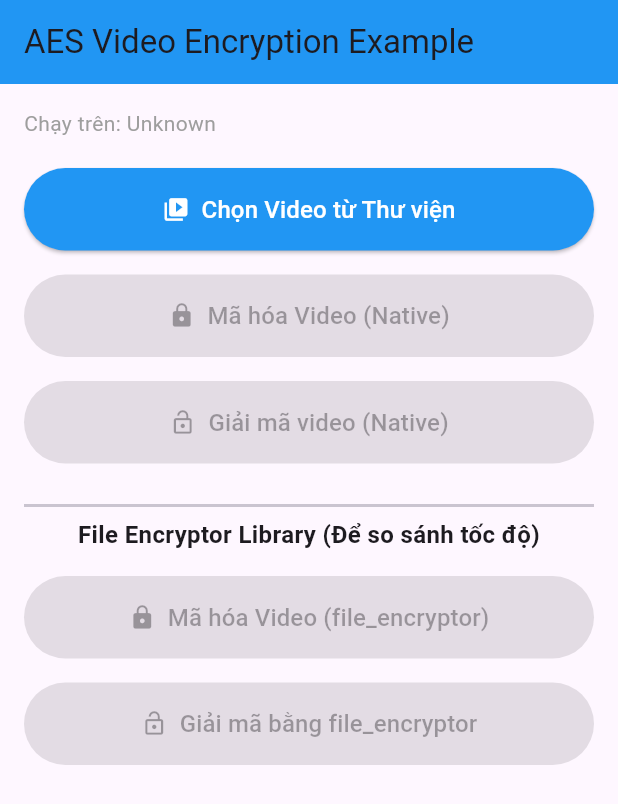
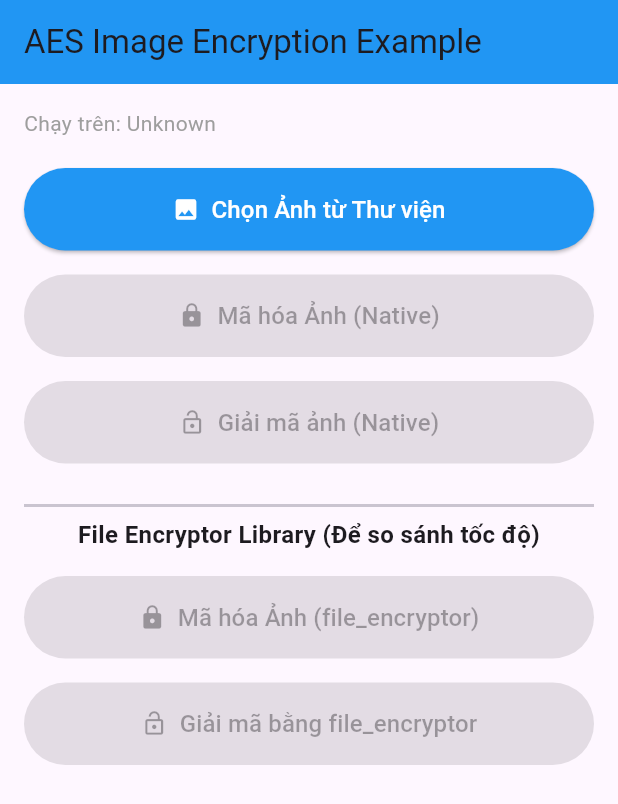
Before and after one commit to BrianTran24/aes_encrypt_file, a Flutter app: the screen it shows after launch, on a phone screen of 412 x 824 dp. Shown: the top 804 px of the screen. Run offline on Flutter 3.47's test engine with Material 3 defaults, Android fonts, the phone set to English and light mode, and no system bars; our stand-ins replace file_picker, plugin_platform_interface; missing offline and left inert: file_encrypter.

Commit message:
Update example to select and display images instead of videos
Co-authored-by: BrianTran24 <179514740+BrianTran24@users.noreply.github.com>

```diff
--- a/example/lib/main.dart
+++ b/example/lib/main.dart
@@ -23,9 +23,10 @@ class _MyAppState extends State<MyApp> {
   final String _platformVersion = 'Unknown';
   final _aesEncryptFilePlugin = AesEncryptFile();
 
-  String? _selectedVideoPath;
+  String? _selectedImagePath;
   String? _encryptedPath;
   String? _encryptedPathFileEncryptor;
+  String? _decryptedImagePath;
   bool _isEncrypting = false;
   bool _isDecrypting = false;
   bool _isEncryptingFileEncryptor = false;
@@ -39,49 +40,50 @@ class _MyAppState extends State<MyApp> {
   }
 
 
-  // Chọn video từ thư viện
-  Future<void> _pickVideo() async {
+  // Chọn ảnh từ thư viện
+  Future<void> _pickImage() async {
     try {
       FilePickerResult? result = await FilePicker.platform.pickFiles(
-        type: FileType.video,
+        type: FileType.image,
         allowMultiple: false,
       );
 
       if (result != null && result.files.single.path != null) {
         setState(() {
-          _selectedVideoPath = result.files.single.path;
-          _statusMessage = 'Đã chọn video: ${result.files.single.name}';
+          _selectedImagePath = result.files.single.path;
+          _statusMessage = 'Đã chọn ảnh: ${result.files.single.name}';
+          _decryptedImagePath = null; // Reset decrypted image when new image is selected
         });
       } else {
         setState(() {
-          _statusMessage = 'Không chọn video nào';
+          _statusMessage = 'Không chọn ảnh nào';
         });
       }
     } catch (e) {
       setState(() {
-        _statusMessage = 'Lỗi khi chọn video: $e';
+        _statusMessage = 'Lỗi khi chọn ảnh: $e';
       });
     }
   }
 
-  // Mã hóa video đã chọn
-  Future<void> _encryptVideo() async {
-    if (_selectedVideoPath == null) {
+  // Mã hóa ảnh đã chọn
+  Future<void> _encryptImage() async {
+    if (_selectedImagePath == null) {
       setState(() {
-        _statusMessage = 'Vui lòng chọn video trước';
+        _statusMessage = 'Vui lòng chọn ảnh trước';
       });
       return;
     }
 
     setState(() {
       _isEncrypting = true;
-      _statusMessage = 'Đang mã hóa video...';
+      _statusMessage = 'Đang mã hóa ảnh...';
     });
 
     try {
       // Tạo đường dẫn cho file đã mã hóa
       final directory = await getApplicationDocumentsDirectory();
-      final fileName = _selectedVideoPath!.split('/').last;
+      final fileName = _selectedImagePath!.split('/').last;
       final encryptedPath = '${directory.path}/encrypted_$fileName';
 
       // Khóa mã hóa (trong thực tế nên sử dụng khóa an toàn hơn)
@@ -95,7 +97,7 @@ class _MyAppState extends State<MyApp> {
 
       // Thực hiện mã hóa
       final success = await _aesEncryptFilePlugin.encryptFile(
-        inputPath: _selectedVideoPath!,
+        inputPath: _selectedImagePath!,
         outputPath: encryptedPath,
         key: encryptionKey,
         iv: 'mySecretIV'
@@ -137,7 +139,7 @@ class _MyAppState extends State<MyApp> {
   Future<void> _decryptWithDart() async {
     if (_encryptedPath == null) {
       setState(() {
-        _statusMessage = 'Vui lòng mã hóa video trước';
+        _statusMessage = 'Vui lòng mã hóa ảnh trước';
       });
       return;
     }
@@ -149,7 +151,7 @@ class _MyAppState extends State<MyApp> {
 
     try {
       final directory = await getApplicationDocumentsDirectory();
-      final fileName = _selectedVideoPath!.split('/').last;
+      final fileName = _selectedImagePath!.split('/').last;
       final decryptedPath = '${directory.path}/decrypted_dart_$fileName';
 
       const encryptionKey = 'mySecretKey12345';
@@ -172,13 +174,14 @@ class _MyAppState extends State<MyApp> {
 
       if (success) {
         // Kiểm tra kích thước file để xác minh
-        final originalFile = File(_selectedVideoPath!);
+        final originalFile = File(_selectedImagePath!);
         final decryptedFile = File(decryptedPath);
 
         final originalSize = await originalFile.length();
         final decryptedSize = await decryptedFile.length();
 
         setState(() {
+          _decryptedImagePath = decryptedPath;
           _statusMessage =
               'Giải mã Native thành công!\n'
               'Thời gian: ${stopwatch.elapsedMilliseconds}ms\n'
@@ -205,9 +208,9 @@ class _MyAppState extends State<MyApp> {
 
   // Mã hóa bằng file_encryptor
   Future<void> _encryptWithFileEncryptor() async {
-    if (_selectedVideoPath == null) {
+    if (_selectedImagePath == null) {
       setState(() {
-        _statusMessage = 'Vui lòng chọn video trước';
+        _statusMessage = 'Vui lòng chọn ảnh trước';
       });
       return;
     }
@@ -219,7 +222,7 @@ class _MyAppState extends State<MyApp> {
 
     try {
       final directory = await getApplicationDocumentsDirectory();
-      final fileName = _selectedVideoPath!.split('/').last;
+      final fileName = _selectedImagePath!.split('/').last;
       final encryptedPath = '${directory.path}/encrypted_fe_$fileName';
 
 
@@ -230,10 +233,10 @@ class _MyAppState extends State<MyApp> {
 
       // Thực hiện mã hóa bằng file_encryptor
       encryptionKey =  await FileEncrypter.encrypt(
-        inFileName: _selectedVideoPath!,
+        inFileName: _selectedImagePath!,
         outFileName: encryptedPath,
 
-        // filePath: _selectedVideoPath!,
+        // filePath: _selectedImagePath!,
         // outputPath: encryptedPath,
         // key: encryptionKey,
       );
@@ -286,7 +289,7 @@ class _MyAppState extends State<MyApp> {
 
     try {
       final directory = await getApplicationDocumentsDirectory();
-      final fileName = _selectedVideoPath!.split('/').last;
+      final fileName = _selectedImagePath!.split('/').last;
       final decryptedPath = '${directory.path}/decrypted_fe_$fileName';
 
       // const encryptionKey = 'mySecretKey12345';
@@ -308,11 +311,12 @@ class _MyAppState extends State<MyApp> {
 
       final decryptedFile = File(decryptedPath);
       if (await decryptedFile.exists()) {
-        final originalFile = File(_selectedVideoPath!);
+        final originalFile = File(_selectedImagePath!);
         final originalSize = await originalFile.length();
         final decryptedSize = await decryptedFile.length();
 
         setState(() {
+          _decryptedImagePath = decryptedPath;
           _statusMessage =
               'Giải mã file_encryptor thành công!\n'
               'Thời gian: ${stopwatch.elapsedMilliseconds}ms\n'
@@ -342,7 +346,7 @@ class _MyAppState extends State<MyApp> {
     return MaterialApp(
       home: Scaffold(
         appBar: AppBar(
-          title: const Text('AES Video Encryption Example'),
+          title: const Text('AES Image Encryption Example'),
           backgroundColor: Colors.blue,
         ),
         body: SingleChildScrollView(
@@ -357,7 +361,7 @@ class _MyAppState extends State<MyApp> {
                 ),
                 const SizedBox(height: 20),
 
-                // Nút chọn video
+                // Nút chọn ảnh
                 ElevatedButton.icon(
                   onPressed:
                       (_isEncrypting ||
@@ -365,10 +369,10 @@ class _MyAppState extends State<MyApp> {
                           _isEncryptingFileEncryptor ||
                           _isDecryptingFileEncryptor)
                       ? null
-                      : _pickVideo,
-                  icon: const Icon(Icons.video_library),
+                      : _pickImage,
+                  icon: const Icon(Icons.image),
                   label: const Text(
-                    'Chọn Video từ Thư viện',
+                    'Chọn Ảnh từ Thư viện',
                     style: TextStyle(fontSize: 16),
                   ),
                   style: ElevatedButton.styleFrom(
@@ -380,15 +384,15 @@ class _MyAppState extends State<MyApp> {
 
                 const SizedBox(height: 16),
 
-                // Nút mã hóa video
+                // Nút mã hóa ảnh
                 ElevatedButton.icon(
                   onPressed:
-                      (_selectedVideoPath != null &&
+                      (_selectedImagePath != null &&
                           !_isEncrypting &&
                           !_isDecrypting &&
                           !_isEncryptingFileEncryptor &&
                           !_isDecryptingFileEncryptor)
-                      ? _encryptVideo
+                      ? _encryptImage
                       : null,
                   icon: _isEncrypting
                       ? const SizedBox(
@@ -401,7 +405,7 @@ class _MyAppState extends State<MyApp> {
                         )
                       : const Icon(Icons.lock),
                   label: Text(
-                    _isEncrypting ? 'Đang mã hóa...' : 'Mã hóa Video (Native)',
+                    _isEncrypting ? 'Đang mã hóa...' : 'Mã hóa Ảnh (Native)',
                     style: const TextStyle(fontSize: 16),
                   ),
                   style: ElevatedButton.styleFrom(
@@ -436,7 +440,7 @@ class _MyAppState extends State<MyApp> {
                   label: Text(
                     _isDecrypting
                         ? 'Đang giải mã...'
-                        : 'Giải mã video (Native)',
+                        : 'Giải mã ảnh (Native)',
                     style: const TextStyle(fontSize: 16),
                   ),
                   style: ElevatedButton.styleFrom(
@@ -460,7 +464,7 @@ class _MyAppState extends State<MyApp> {
                 // Nút mã hóa bằng file_encryptor
                 ElevatedButton.icon(
                   onPressed:
-                      (_selectedVideoPath != null &&
+                      (_selectedImagePath != null &&
                           !_isEncrypting &&
                           !_isDecrypting &&
                           !_isEncryptingFileEncryptor &&
@@ -480,7 +484,7 @@ class _MyAppState extends State<MyApp> {
                   label: Text(
                     _isEncryptingFileEncryptor
                         ? 'Đang mã hóa...'
-                        : 'Mã hóa Video (file_encryptor)',
+                        : 'Mã hóa Ảnh (file_encryptor)',
                     style: const TextStyle(fontSize: 16),
                   ),
                   style: ElevatedButton.styleFrom(
@@ -528,7 +532,7 @@ class _MyAppState extends State<MyApp> {
                 const SizedBox(height: 20),
 
                 // Hiển thị thông tin
-                if (_selectedVideoPath != null)
+                if (_selectedImagePath != null)
                   Container(
                     padding: const EdgeInsets.all(12),
                     decoration: BoxDecoration(
@@ -540,7 +544,7 @@ class _MyAppState extends State<MyApp> {
                       crossAxisAlignment: CrossAxisAlignment.start,
                       children: [
                         const Text(
-                          'Video đã chọn:',
+                          'Ảnh đã chọn:',
                           style: TextStyle(
                             fontWeight: FontWeight.bold,
                             fontSize: 14,
@@ -548,8 +552,43 @@ class _MyAppState extends State<MyApp> {
                         ),
                         const SizedBox(height: 4),
                         Text(
-                          _selectedVideoPath!,
+                          _selectedImagePath!,
                           style: const TextStyle(fontSize: 12),
+                        ),
+                      ],
+                    ),
+                  ),
+
+                const SizedBox(height: 16),
+
+                // Hiển thị ảnh đã giải mã
+                if (_decryptedImagePath != null)
+                  Container(
+                    padding: const EdgeInsets.all(12),
+                    decoration: BoxDecoration(
+                      color: Colors.green.shade50,
+                      borderRadius: BorderRadius.circular(8),
+                      border: Border.all(color: Colors.green.shade200),
+                    ),
+                    child: Column(
+                      crossAxisAlignment: CrossAxisAlignment.start,
+                      children: [
+                        const Text(
+                          'Ảnh đã giải mã:',
+                          style: TextStyle(
+                            fontWeight: FontWeight.bold,
+                            fontSize: 14,
+                            color: Colors.green,
+                          ),
+                        ),
+                        const SizedBox(height: 8),
+                        ClipRRect(
+                          borderRadius: BorderRadius.circular(8),
+                          child: Image.file(
+                            File(_decryptedImagePath!),
+                            fit: BoxFit.contain,
+                            width: double.infinity,
+                          ),
                         ),
                       ],
                     ),
```
